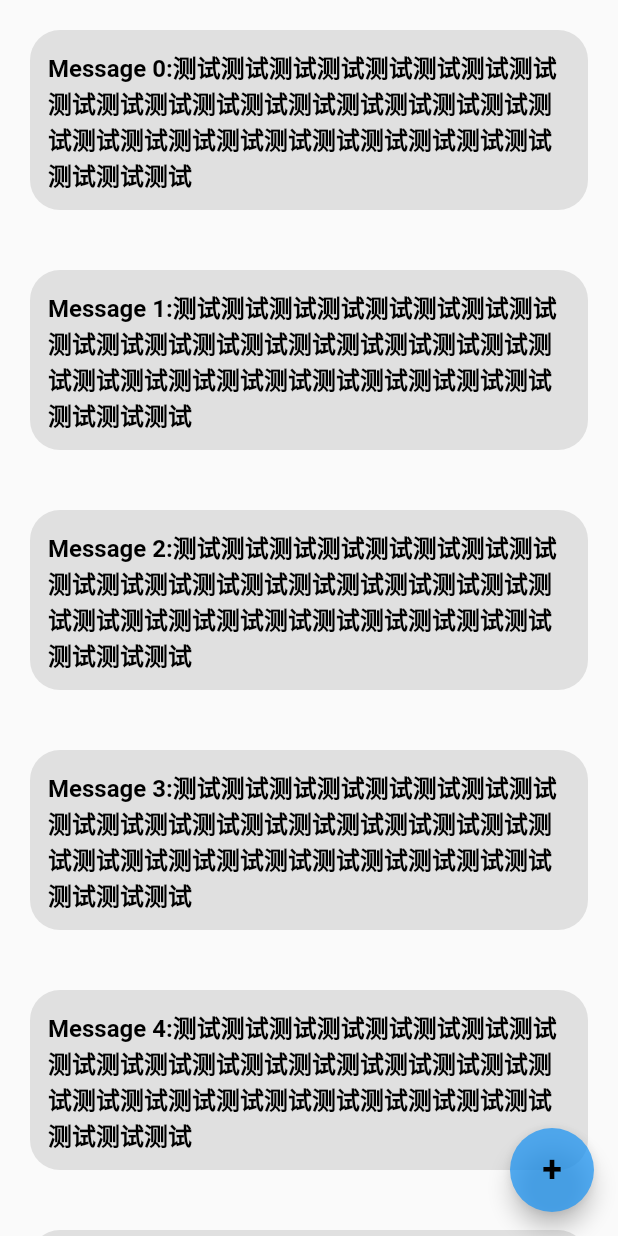
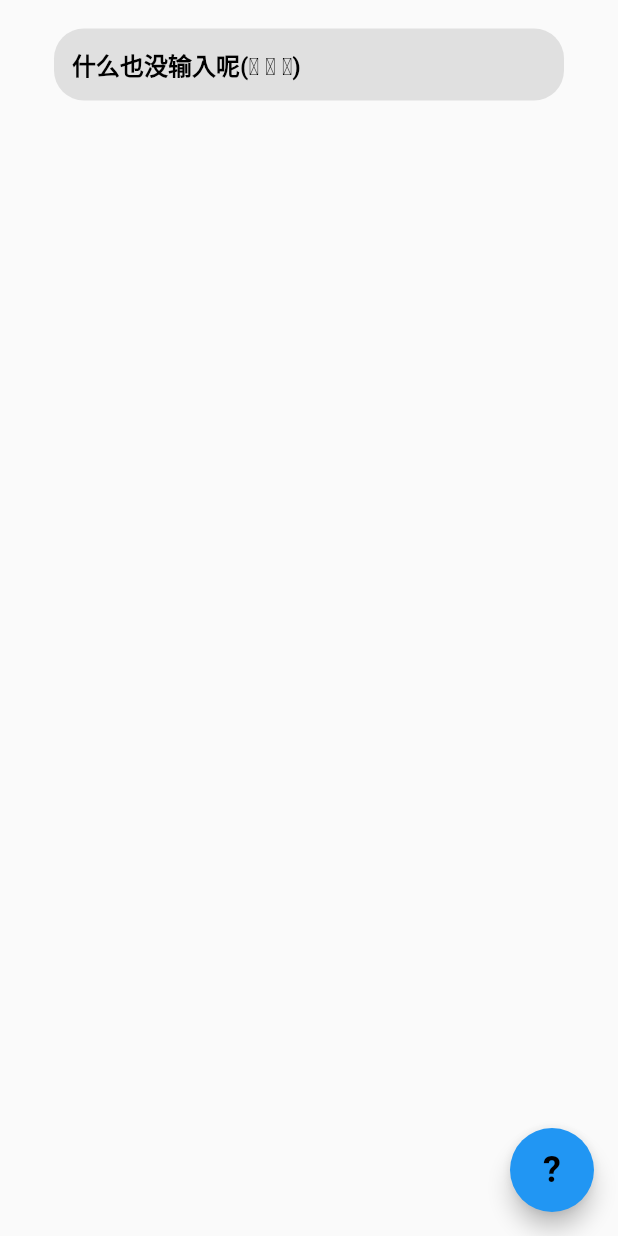
Before and after one commit to ZaiX4/Text_A103_Flutter, a Flutter app: the input_ui screen opened by its route, after a tap on "发送", on a phone screen of 412 x 824 dp. Run offline on Flutter 3.47's test engine with Material 2 defaults, Android fonts, the phone set to English and light mode, and no system bars; missing offline and left inert: flutter_displaymode.

Commit message:
稳定版本A2 实现多界面之间数据交互

```diff
--- a/lib/input_ui.dart
+++ b/lib/input_ui.dart
@@ -1,36 +1,62 @@
 
 import 'package:flutter/material.dart';
+
+
 
 class input_ui extends StatelessWidget {
 
   @override
+
+
   Widget build(BuildContext context) {
+
+    TextEditingController get_input_text = TextEditingController();
+    //"Scaffold"是Flutter中用来构建应用程序页面基本结构的组件，它提供了顶部的标题栏、底部的导航栏、主要的内容区域和其他常见元素的布局，帮助您创建整洁的应用界面。
     return Scaffold(
+
+      //顶部标题栏
       appBar: AppBar(
         title: Text('输入界面'),
       ),
-      body: Column(
+
+
+      body: Align(
+
+          alignment: Alignment.center,
+
+          child: Column(
             children: [
-          const Expanded(
-            child: Padding(
+              Padding(
                 padding: EdgeInsets.all(16.0),
-              child: TextField(
-                decoration: InputDecoration(
-                  hintText: '在此输入',
+                child: TextFormField(
+
+                  maxLines: 20,
+                  minLines: 10,
+                  controller: get_input_text,
+                  decoration: const InputDecoration(
+                    hintText: '输入',
                   ),
                 ),
               ),
+
+              ElevatedButton(
+
+                onPressed: () {
+                  Navigator.pushNamed(
+                    context,
+                    '/output',
+                    arguments: get_input_text.text,
+                  );
+                },
+                child: const Text(
+                    '发送'
+
                 ),
-          ElevatedButton(
-            onPressed: () {
-              // 处理发送按钮点击事件
-              // 可以在这里执行消息发送逻辑
-              Navigator.pop(context);
-            },
-            child: Text('发送'),
               ),
             ],
+          )
       ),
+
     );
   }
 
--- a/lib/output_ui.dart
+++ b/lib/output_ui.dart
@@ -1,11 +1,30 @@
 
 
 import 'package:flutter/material.dart';
+
+var chat_ls = <ChatBubble>[];
 
 class output_ui extends StatelessWidget {
   @override
   //当组件被调用时,会触发build函数
   Widget build(BuildContext context) {
+
+    //传递一个message过来
+    var message = ModalRoute.of(context)?.settings.arguments as String?;
+
+
+    if (message != null) {
+      // 参数不为空，可以使用它
+      if(message == "") {
+        message = "什么也没输入呢(ᗜ ˰ ᗜ)";
+        chat_ls.add(ChatBubble(text: message));
+      }
+      else {
+        message = "(ᗜ ˰ ᗜ)检测到输入:$message";
+        chat_ls.add(ChatBubble(text: message));
+      }
+    }
+
 
     return MaterialApp(
       //顺序构建
@@ -16,31 +35,23 @@ class output_ui extends StatelessWidget {
 
         floatingActionButton: FloatingActionButton(
           onPressed: () {
-            // 在悬浮按钮被点击时执行的操作
-            // 您可以在这里添加您的逻辑，例如导航或显示对话框
+            // 处理点击事件
+            print('FloatingActionButton Clicked');
             Navigator.pushNamed(context, '/input');
-          }, // 在悬浮按钮上显示的文本
-          backgroundColor: Colors.blue.withOpacity(0.75), // 悬浮按钮的背景颜色
-          shape: CircleBorder(),
-
+            // 在此处执行你的操作
+          },
           child: const Text(
-            "+",
+            "?",
 
             style: TextStyle(
               color: Colors.black,
               fontWeight: FontWeight.bold,
               fontSize: 24.0,
             ),
-
           ),
-
         ),
 
       ),
-
-
-
-
 
     );
   }
@@ -48,17 +59,15 @@ class output_ui extends StatelessWidget {
 }
 
 
-
 class ChatList extends StatelessWidget {
   @override
   Widget build(BuildContext context) {
 
     return ListView.builder(
-      itemCount: 100, // 100个聊天框
-      itemBuilder: (BuildContext context, int index) {
-        return ChatBubble(
-          text: 'Message $index:测试测试测试测试测试测试测试测试测试测试测试测试测试测试测试测试测试测试测试测试测试测试测试测试测试测试测试测试测试测试测试测试',
-
+      itemCount: chat_ls.length,
+      itemBuilder: (context, index) {
+        return ListTile(
+          title: chat_ls[index]
         );
       },
     );
@@ -73,7 +82,7 @@ class ChatBubble extends StatelessWidget {
   @override
   Widget build(BuildContext context) {
     return Container(
-      margin: EdgeInsets.symmetric(vertical: 20.0,horizontal: 20.0),
+      margin: EdgeInsets.symmetric(vertical: 15.0,horizontal: 20.0),
       padding: EdgeInsets.all(12.0),
       decoration: BoxDecoration(
         color: Colors.grey.shade300,
--- a/pubspec.yaml
+++ b/pubspec.yaml
@@ -35,6 +35,8 @@ dependencies:
   # The following adds the Cupertino Icons font to your application.
   # Use with the CupertinoIcons class for iOS style icons.
   cupertino_icons: ^1.0.2
+  flutter_displaymode: ^0.6.0
+  video_player: ^2.7.1
 
 dev_dependencies:
   flutter_test:
@@ -57,6 +59,7 @@ flutter:
   # included with your application, so that you can use the icons in
   # the material Icons class.
   uses-material-design: true
+
 
   # To add assets to your application, add an assets section, like this:
   # assets:
```
Also changed, not shown: lib/main.dart (+6 -3 lines), pubspec.lock, 2 other files. Lines whose indentation alone changed are shown as unchanged.
